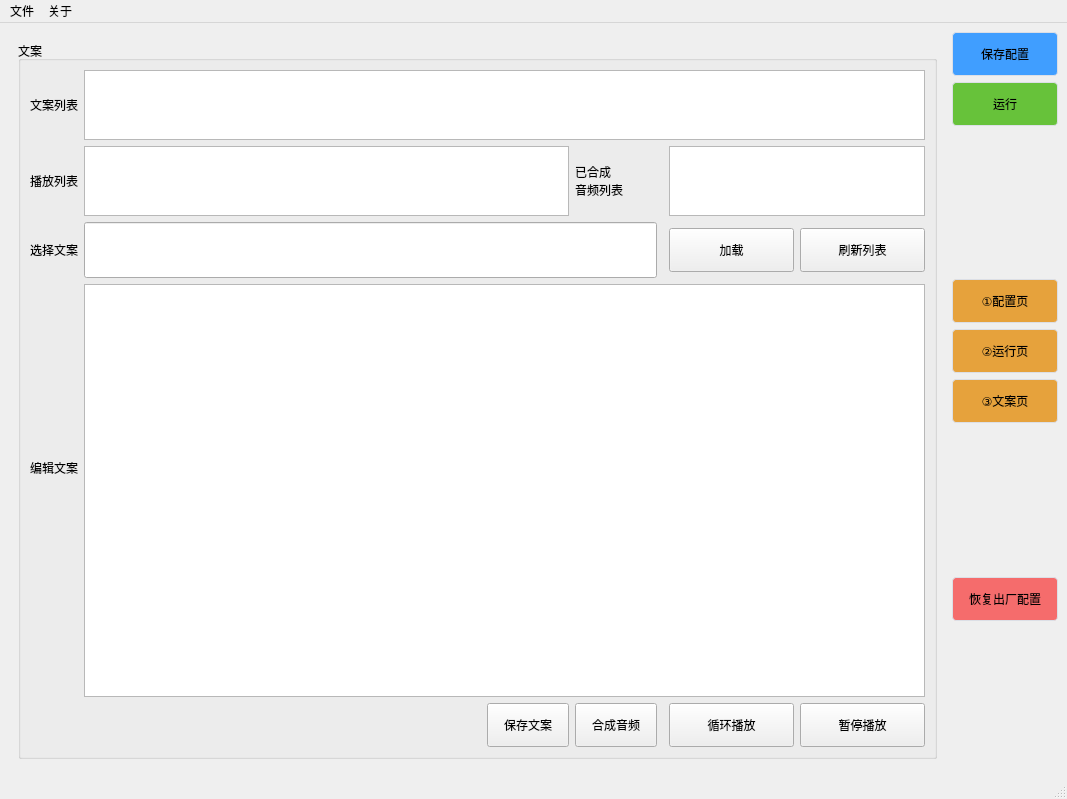
Old version of the form ui/main.ui in the repository sandboxdream/AI-Vtuber.
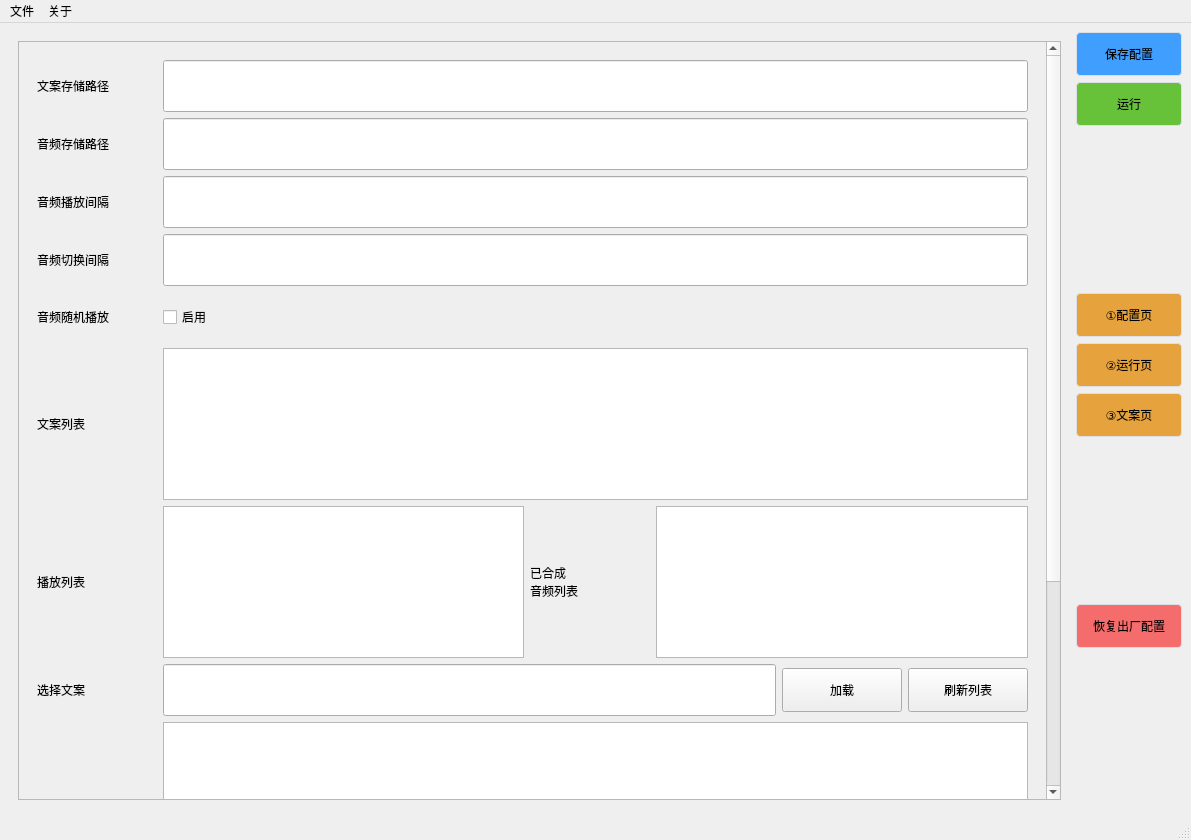
New version of the form. The open tabs and pages were chosen to show the change.

Commit message: 优化 文案模式 音频播放部分的实现逻辑。新增加载文案不存在就创建的机制。追加了文案页的各个配置和相关说明。

```diff
--- a/ui/main.ui
+++ b/ui/main.ui
@@ -6,8 +6,8 @@
    <rect>
     <x>0</x>
     <y>0</y>
-    <width>1067</width>
-    <height>799</height>
+    <width>1191</width>
+    <height>840</height>
    </rect>
   </property>
   <property name="windowTitle">
@@ -1498,72 +1498,64 @@
       <widget class="QWidget" name="page_3">
        <layout class="QGridLayout" name="gridLayout_38">
         <item row="0" column="0">
-         <widget class="QGroupBox" name="groupBox_copywriting">
-          <property name="title">
-           <string>文案</string>
+         <widget class="QScrollArea" name="scrollArea_2">
+          <property name="styleSheet">
+           <string notr="true">font: 75 14pt &quot;微软雅黑&quot;;
+</string>
           </property>
-          <layout class="QGridLayout" name="gridLayout_37" rowstretch="1,1,1,1,7,1,1,1" columnstretch="0,0,0,0,0,0,0,0,0">
-           <item row="1" column="5">
-            <widget class="QLabel" name="label_copywriting_audio_list">
-             <property name="layoutDirection">
-              <enum>Qt::LeftToRight</enum>
-             </property>
-             <property name="styleSheet">
-              <string notr="true">font: 80 12pt &quot;微软雅黑&quot;;</string>
-             </property>
-             <property name="text">
-              <string>已合成
-音频列表</string>
-             </property>
-            </widget>
-           </item>
-           <item row="1" column="7" colspan="2">
-            <widget class="QTextEdit" name="textEdit_copywriting_audio_list">
-             <property name="readOnly">
-              <bool>true</bool>
-             </property>
-            </widget>
-           </item>
-           <item row="2" column="0">
-            <widget class="QLabel" name="label_copywriting_select">
+          <property name="widgetResizable">
+           <bool>true</bool>
+          </property>
+          <widget class="QWidget" name="scrollAreaWidgetContents_2">
+           <property name="geometry">
+            <rect>
+             <x>0</x>
+             <y>0</y>
+             <width>963</width>
+             <height>1072</height>
+            </rect>
+           </property>
+           <layout class="QVBoxLayout" name="verticalLayout_2">
+            <item>
+             <widget class="QWidget" name="widget" native="true">
+              <property name="autoFillBackground">
+               <bool>false</bool>
+              </property>
+              <property name="styleSheet">
+               <string notr="true"/>
+              </property>
+              <layout class="QGridLayout" name="gridLayout_37" columnstretch="1,3,1,1,1,1">
+               <item row="0" column="0">
+                <widget class="QLabel" name="label_copywriting_file_path">
              <property name="styleSheet">
-              <string notr="true">font: 80 12pt &quot;微软雅黑&quot;;</string>
+                  <string notr="true"/>
              </property>
              <property name="text">
-              <string>选择文案</string>
+                  <string>文案存储路径</string>
              </property>
             </widget>
            </item>
-           <item row="0" column="1" colspan="8">
-            <widget class="QTextEdit" name="textEdit_copywriting_list">
-             <property name="readOnly">
-              <bool>true</bool>
-             </property>
-             <property name="html">
-              <string>&lt;!DOCTYPE HTML PUBLIC &quot;-//W3C//DTD HTML 4.0//EN&quot; &quot;http://www.w3.org/TR/REC-html40/strict.dtd&quot;&gt;
-&lt;html&gt;&lt;head&gt;&lt;meta name=&quot;qrichtext&quot; content=&quot;1&quot; /&gt;&lt;style type=&quot;text/css&quot;&gt;
-p, li { white-space: pre-wrap; }
-&lt;/style&gt;&lt;/head&gt;&lt;body style=&quot; font-family:'SimSun'; font-size:9pt; font-weight:400; font-style:normal;&quot;&gt;
-&lt;p style=&quot;-qt-paragraph-type:empty; margin-top:0px; margin-bottom:0px; margin-left:0px; margin-right:0px; -qt-block-indent:0; text-indent:0px;&quot;&gt;&lt;br /&gt;&lt;/p&gt;&lt;/body&gt;&lt;/html&gt;</string>
+               <item row="6" column="0">
+                <widget class="QLabel" name="label_copywriting_play_list">
+                 <property name="styleSheet">
+                  <string notr="true"/>
+                 </property>
+                 <property name="text">
+                  <string>播放列表</string>
              </property>
             </widget>
            </item>
-           <item row="7" column="7">
-            <widget class="QPushButton" name="pushButton_copywriting_loop_play">
-             <property name="cursor">
-              <cursorShape>PointingHandCursor</cursorShape>
-             </property>
+               <item row="1" column="1" colspan="5">
+                <widget class="QLineEdit" name="lineEdit_copywriting_audio_path">
              <property name="styleSheet">
-              <string notr="true">text-align: center;
-padding: 12px 16px;
-font: 80 10pt &quot;微软雅黑&quot;;</string>
-             </property>
-             <property name="text">
-              <string>循环播放</string>
+                  <string notr="true">min-height:50px;</string>
+                 </property>
+                 <property name="readOnly">
+                  <bool>true</bool>
              </property>
             </widget>
            </item>
-           <item row="7" column="5">
+               <item row="9" column="3">
             <widget class="QPushButton" name="pushButton_copywriting_synthetic_audio">
              <property name="cursor">
               <cursorShape>PointingHandCursor</cursorShape>
@@ -1578,17 +1570,30 @@
              </property>
             </widget>
            </item>
-           <item row="3" column="1" rowspan="4" colspan="8">
-            <widget class="QTextEdit" name="textEdit_copywriting_edit"/>
-           </item>
-           <item row="2" column="1" colspan="5">
-            <widget class="QLineEdit" name="lineEdit_copywriting_select">
+               <item row="9" column="0">
+                <spacer name="horizontalSpacer">
+                 <property name="orientation">
+                  <enum>Qt::Horizontal</enum>
+                 </property>
+                 <property name="sizeHint" stdset="0">
+                  <size>
+                   <width>40</width>
+                   <height>20</height>
+                  </size>
+                 </property>
+                </spacer>
+               </item>
+               <item row="2" column="0">
+                <widget class="QLabel" name="label_copywriting_audio_interval">
              <property name="styleSheet">
-              <string notr="true">height:50px;</string>
+                  <string notr="true"/>
+                 </property>
+                 <property name="text">
+                  <string>音频播放间隔</string>
              </property>
             </widget>
            </item>
-           <item row="7" column="8">
+               <item row="9" column="5">
             <widget class="QPushButton" name="pushButton_copywriting_pause_play">
              <property name="cursor">
               <cursorShape>PointingHandCursor</cursorShape>
@@ -1603,40 +1608,51 @@
              </property>
             </widget>
            </item>
-           <item row="4" column="0">
-            <widget class="QLabel" name="label_copywriting_edit">
-             <property name="styleSheet">
-              <string notr="true">font: 80 12pt &quot;微软雅黑&quot;;</string>
-             </property>
-             <property name="text">
-              <string>编辑文案</string>
-             </property>
-            </widget>
-           </item>
-           <item row="7" column="0" colspan="2">
-            <spacer name="horizontalSpacer">
-             <property name="orientation">
-              <enum>Qt::Horizontal</enum>
-             </property>
-             <property name="sizeHint" stdset="0">
-              <size>
-               <width>40</width>
-               <height>20</height>
-              </size>
-             </property>
-            </spacer>
-           </item>
            <item row="1" column="0">
-            <widget class="QLabel" name="label_copywriting_play_list">
+                <widget class="QLabel" name="label_copywriting_audio_path">
              <property name="styleSheet">
-              <string notr="true">font: 80 12pt &quot;微软雅黑&quot;;</string>
+                  <string notr="true"/>
              </property>
              <property name="text">
-              <string>播放列表</string>
+                  <string>音频存储路径</string>
              </property>
             </widget>
            </item>
-           <item row="7" column="2">
+               <item row="9" column="4">
+                <widget class="QPushButton" name="pushButton_copywriting_loop_play">
+                 <property name="cursor">
+                  <cursorShape>PointingHandCursor</cursorShape>
+                 </property>
+                 <property name="styleSheet">
+                  <string notr="true">text-align: center;
+padding: 12px 16px;
+font: 80 10pt &quot;微软雅黑&quot;;</string>
+                 </property>
+                 <property name="text">
+                  <string>循环播放</string>
+                 </property>
+                </widget>
+               </item>
+               <item row="3" column="1" colspan="5">
+                <widget class="QLineEdit" name="lineEdit_copywriting_switching_interval">
+                 <property name="styleSheet">
+                  <string notr="true">min-height:50px;</string>
+                 </property>
+                </widget>
+               </item>
+               <item row="7" column="5">
+                <widget class="QPushButton" name="pushButton_copywriting_refresh_list">
+                 <property name="styleSheet">
+                  <string notr="true">text-align: center;
+padding: 12px 16px;
+font: 80 10pt &quot;微软雅黑&quot;;</string>
+                 </property>
+                 <property name="text">
+                  <string>刷新列表</string>
+                 </property>
+                </widget>
+               </item>
+               <item row="9" column="1">
             <spacer name="horizontalSpacer_2">
              <property name="orientation">
               <enum>Qt::Horizontal</enum>
@@ -1649,7 +1665,17 @@
              </property>
             </spacer>
            </item>
-           <item row="0" column="0">
+               <item row="0" column="1" colspan="5">
+                <widget class="QLineEdit" name="lineEdit_copywriting_file_path">
+                 <property name="styleSheet">
+                  <string notr="true">min-height:50px;</string>
+                 </property>
+                 <property name="readOnly">
+                  <bool>true</bool>
+                 </property>
+                </widget>
+               </item>
+               <item row="5" column="0">
             <widget class="QLabel" name="label_copywriting_list">
              <property name="styleSheet">
               <string notr="true">font: 80 12pt &quot;微软雅黑&quot;;</string>
@@ -1659,37 +1685,75 @@
              </property>
             </widget>
            </item>
-           <item row="1" column="1" colspan="4">
-            <widget class="QTextEdit" name="textEdit_copywriting_play_list"/>
+               <item row="5" column="1" colspan="5">
+                <widget class="QTextEdit" name="textEdit_copywriting_list">
+                 <property name="styleSheet">
+                  <string notr="true">min-height:150px;</string>
+                 </property>
+                 <property name="readOnly">
+                  <bool>true</bool>
+                 </property>
+                 <property name="html">
+                  <string>&lt;!DOCTYPE HTML PUBLIC &quot;-//W3C//DTD HTML 4.0//EN&quot; &quot;http://www.w3.org/TR/REC-html40/strict.dtd&quot;&gt;
+&lt;html&gt;&lt;head&gt;&lt;meta name=&quot;qrichtext&quot; content=&quot;1&quot; /&gt;&lt;style type=&quot;text/css&quot;&gt;
+p, li { white-space: pre-wrap; }
+&lt;/style&gt;&lt;/head&gt;&lt;body style=&quot; font-family:'微软雅黑'; font-size:14pt; font-weight:72; font-style:normal;&quot;&gt;
+&lt;p style=&quot;-qt-paragraph-type:empty; margin-top:0px; margin-bottom:0px; margin-left:0px; margin-right:0px; -qt-block-indent:0; text-indent:0px; font-family:'SimSun'; font-size:9pt; font-weight:400;&quot;&gt;&lt;br /&gt;&lt;/p&gt;&lt;/body&gt;&lt;/html&gt;</string>
+                 </property>
+                </widget>
+               </item>
+               <item row="7" column="0">
+                <widget class="QLabel" name="label_copywriting_select">
+                 <property name="styleSheet">
+                  <string notr="true"/>
+                 </property>
+                 <property name="text">
+                  <string>选择文案</string>
+                 </property>
+                </widget>
+               </item>
+               <item row="2" column="1" colspan="5">
+                <widget class="QLineEdit" name="lineEdit_copywriting_audio_interval">
+                 <property name="styleSheet">
+                  <string notr="true">min-height:50px;</string>
+                 </property>
+                </widget>
+               </item>
+               <item row="3" column="0">
+                <widget class="QLabel" name="label_copywriting_switching_interval">
+                 <property name="styleSheet">
+                  <string notr="true"/>
+                 </property>
+                 <property name="text">
+                  <string>音频切换间隔</string>
+                 </property>
+                </widget>
+               </item>
+               <item row="8" column="1" colspan="5">
+                <widget class="QTextEdit" name="textEdit_copywriting_edit">
+                 <property name="styleSheet">
+                  <string notr="true">min-height:300px;</string>
+                 </property>
+                </widget>
+               </item>
+               <item row="8" column="0">
+                <widget class="QLabel" name="label_copywriting_edit">
+                 <property name="styleSheet">
+                  <string notr="true"/>
+                 </property>
+                 <property name="text">
+                  <string>编辑文案</string>
+                 </property>
+                </widget>
+               </item>
+               <item row="7" column="1" colspan="3">
+                <widget class="QLineEdit" name="lineEdit_copywriting_select">
+                 <property name="styleSheet">
+                  <string notr="true">min-height:50px;</string>
+                 </property>
+                </widget>
            </item>
            <item row="7" column="4">
-            <widget class="QPushButton" name="pushButton_copywriting_save">
-             <property name="cursor">
-              <cursorShape>PointingHandCursor</cursorShape>
-             </property>
-             <property name="styleSheet">
-              <string notr="true">text-align: center;
-padding: 12px 16px;
-font: 80 10pt &quot;微软雅黑&quot;;</string>
-             </property>
-             <property name="text">
-              <string>保存文案</string>
-             </property>
-            </widget>
-           </item>
-           <item row="2" column="8">
-            <widget class="QPushButton" name="pushButton_copywriting_refresh_list">
-             <property name="styleSheet">
-              <string notr="true">text-align: center;
-padding: 12px 16px;
-font: 80 10pt &quot;微软雅黑&quot;;</string>
-             </property>
-             <property name="text">
-              <string>刷新列表</string>
-             </property>
-            </widget>
-           </item>
-           <item row="2" column="7">
             <widget class="QPushButton" name="pushButton_copywriting_select">
              <property name="cursor">
               <cursorShape>PointingHandCursor</cursorShape>
@@ -1704,7 +1768,77 @@
              </property>
             </widget>
            </item>
-          </layout>
+               <item row="9" column="2">
+                <widget class="QPushButton" name="pushButton_copywriting_save">
+                 <property name="cursor">
+                  <cursorShape>PointingHandCursor</cursorShape>
+                 </property>
+                 <property name="styleSheet">
+                  <string notr="true">text-align: center;
+padding: 12px 16px;
+font: 80 10pt &quot;微软雅黑&quot;;</string>
+                 </property>
+                 <property name="text">
+                  <string>保存文案</string>
+                 </property>
+                </widget>
+               </item>
+               <item row="4" column="0">
+                <widget class="QLabel" name="label_copywriting_switching_random_play">
+                 <property name="styleSheet">
+                  <string notr="true"/>
+                 </property>
+                 <property name="text">
+                  <string>音频随机播放</string>
+                 </property>
+                </widget>
+               </item>
+               <item row="4" column="1">
+                <widget class="QCheckBox" name="checkBox_copywriting_switching_random_play">
+                 <property name="styleSheet">
+                  <string notr="true">min-height:50px;</string>
+                 </property>
+                 <property name="text">
+                  <string>启用</string>
+                 </property>
+                </widget>
+               </item>
+               <item row="6" column="1">
+                <widget class="QTextEdit" name="textEdit_copywriting_play_list">
+                 <property name="styleSheet">
+                  <string notr="true">min-height:150px;</string>
+                 </property>
+                </widget>
+               </item>
+               <item row="6" column="2">
+                <widget class="QLabel" name="label_copywriting_audio_list">
+                 <property name="layoutDirection">
+                  <enum>Qt::LeftToRight</enum>
+                 </property>
+                 <property name="styleSheet">
+                  <string notr="true"/>
+                 </property>
+                 <property name="text">
+                  <string>已合成
+音频列表</string>
+                 </property>
+                </widget>
+               </item>
+               <item row="6" column="3" colspan="3">
+                <widget class="QTextEdit" name="textEdit_copywriting_audio_list">
+                 <property name="styleSheet">
+                  <string notr="true">min-height:150px;</string>
+                 </property>
+                 <property name="readOnly">
+                  <bool>true</bool>
+                 </property>
+                </widget>
+               </item>
+              </layout>
+             </widget>
+            </item>
+           </layout>
+          </widget>
          </widget>
         </item>
        </layout>
@@ -1790,7 +1924,7 @@
     <rect>
      <x>0</x>
      <y>0</y>
-     <width>1067</width>
+     <width>1191</width>
      <height>26</height>
     </rect>
    </property>
```
Left out of the diff: 14 changed lines with no effect on the pictures. Lines whose indentation alone changed are shown as unchanged. The commit also changes 7 other files.
